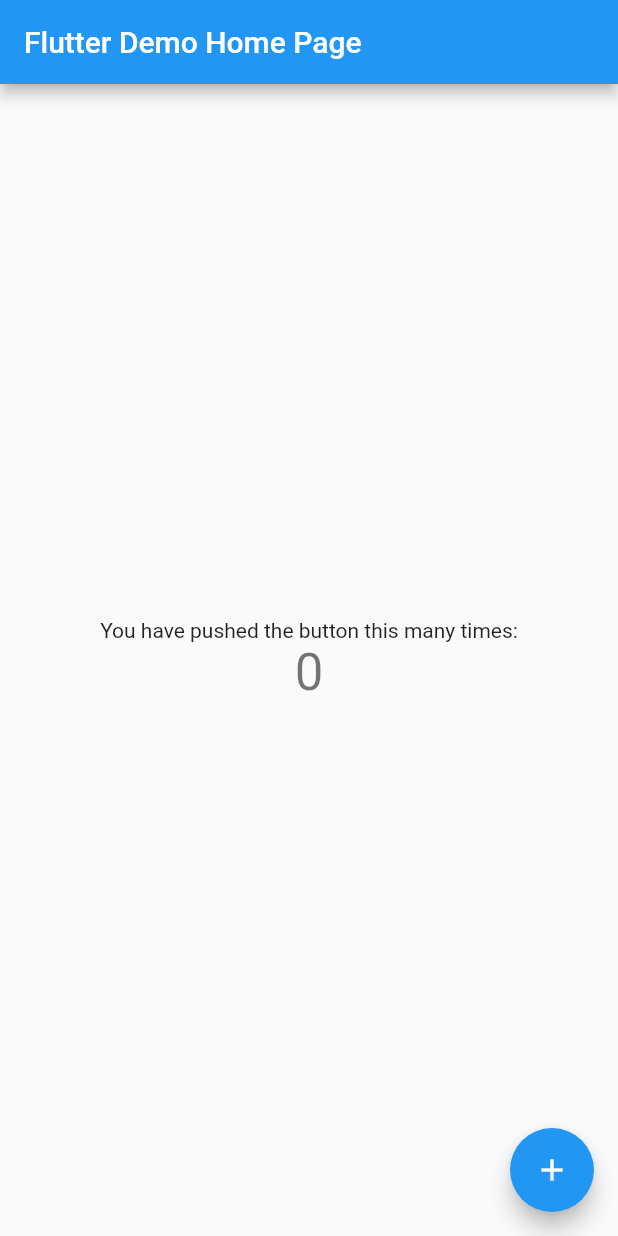
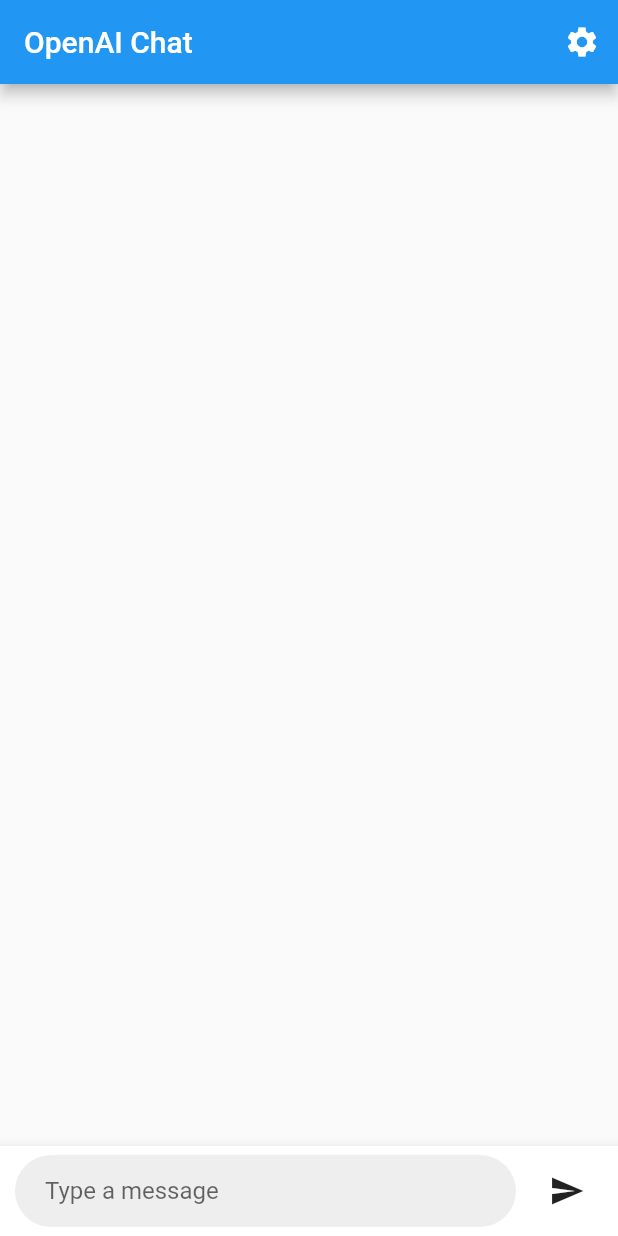
Before and after one commit to pjq/ChitChat, a Flutter app: the screen it shows after launch, on a phone screen of 412 x 824 dp. Run offline on Flutter 3.47's test engine with Material 2 defaults, Android fonts, the phone set to English and light mode, and no system bars; our stand-ins replace shared_preferences, velocity_x.

Commit message:
build the chat screens

```diff
--- /dev/null
+++ b/lib/LogUtils.dart
@@ -0,0 +1,26 @@
+class LogUtils {
+  static const String tag = 'OpenAIChat';
+
+  static void debug(String message) {
+    _log('D', message);
+  }
+
+  static void info(String message) {
+    _log('I', message);
+  }
+
+  static void warn(String message) {
+    _log('W', message);
+  }
+
+  static void error(String message) {
+    _log('E', message);
+  }
+
+  static void _log(String level, String message) {
+    final now = DateTime.now();
+    final timeString = '${now.hour}:${now.minute}:${now.second}.${now.millisecond}';
+    final fullMessage = '[$timeString][$tag][$level] $message';
+    print(fullMessage);
+  }
+}
--- /dev/null
+++ b/lib/chat_screen.dart
@@ -0,0 +1,93 @@
+import 'dart:async';
+import 'package:flutter/material.dart';
+import 'package:velocity_x/velocity_x.dart';
+import 'chatmessage.dart';
+import 'package:http/http.dart' as http;
+import 'dart:convert';
+
+class ChatScreen extends StatefulWidget {
+  const ChatScreen({
+    Key ? key
+  }): super(key: key);
+  @override
+  State < ChatScreen > createState() => _ChatScreenState();
+}
+class _ChatScreenState extends State < ChatScreen > {
+  // To get text from textfield I have create controller.
+  final TextEditingController _controller = TextEditingController();
+  // Create a list
+  final List < ChatMessage > _message = [];
+  // Api key - Please generate YOUR_API_KEY from here
+  // https://platform.openai.com/account/api-keys
+  // Replace with Your API-KEY
+  String apiKey = "";
+  Future < void > _sendMessage() async {
+    // Create Create ChatMessage Class object and pass the user input
+    ChatMessage message = ChatMessage(text: _controller.text, sender: "user");
+    // Refresh the page
+    setState(() {
+      _message.insert(0, message);
+    });
+    // clear the user input from text-field
+    _controller.clear();
+    // Call the generateText method and store result into response
+    final response = await generateText(message.text);
+    // Create Create ChatMessage Class object and pass the bot output
+    ChatMessage botMessage = ChatMessage(text: response.toString(), sender: "bot");
+    // Refresh the page
+    setState(() {
+      _message.insert(0, botMessage);
+    });
+  }
+  Future < String > generateText(String prompt) async {
+    // Here we have to create body based on the document
+    try {
+      Map < String, dynamic > requestBody = {
+        "model": "text-davinci-003",
+        "prompt": prompt,
+        "temperature": 0,
+        "max_tokens": 100,
+      };
+      // Post Api Url
+      var url = Uri.parse('https://api.openai.com/v1/completions');
+      //  use post method of http and pass url,headers and body according to documents
+      var response = await http.post(url, headers: {
+        "Content-Type": "application/json",
+        "Authorization": "Bearer $apiKey"
+      }, body: json.encode(requestBody)); // post call
+      // Checked we get the response or not
+      // if status code is 200 then Api Call is Successfully Executed
+      if (response.statusCode == 200) {
+        var responseJson = json.decode(response.body);
+        return responseJson["choices"][0]["text"];
+      } else {
+        return "Failed to generate text: ${response.body}";
+      }
+    } catch (e) {
+      return "Failed to generate text: $e";
+    }
+  }
+  //  This method is used for making bottom user input text-field and and send icon part
+  Widget _buidTextComposer() {
+    return Row(children: [
+      Expanded(child: TextField(controller: _controller, decoration: InputDecoration.collapsed(hintText: "Send a message"), ), ),
+      IconButton(onPressed: () {
+        _sendMessage();
+      }, icon: Icon(Icons.send))
+    ], ).px12();
+  }
+  @override
+  Widget build(BuildContext context) {
+    return Scaffold(
+      // App bar
+      appBar: AppBar(centerTitle: true, title: Text("ChatGPT App"), ),
+      // body
+      body: SafeArea(child: Column(children: [
+        Flexible(child: ListView.builder(padding: Vx.m8, reverse: true, itemBuilder: (context, index) {
+          return _message[index];
+        }, itemCount: _message.length, )),
+        Divider(height: 1, ),
+        Container(decoration: BoxDecoration(), child: _buidTextComposer(), )
+      ], ), ), );
+  }
+}
--- /dev/null
+++ b/lib/constants.dart
@@ -0,0 +1,12 @@
+class Constants {
+  static const String apiKeyKey = 'openai_api_key';
+  static const String promptStringKey = 'prompt_string';
+  static const String temperatureValueKey = 'temperature_value';
+  static const String continueConversationEnableKey =
+      'continue_conversation_enable';
+  static const String localCacheEnableKey = 'local_cache_enable';
+
+  static const double defaultTemperatureValue = 0.5;
+  static const bool defaultContinueConversationEnable = false;
+  static const bool defaultLocalCacheEnable = true;
+}
--- a/lib/main.dart
+++ b/lib/main.dart
@@ -1,33 +1,92 @@
+import 'package:flutter/material.dart';
+// import 'package:chatgpt_flutter/chat_screen.dart';
+import 'package:chatgpt_flutter/screens/chat_screen.dart';
+import 'package:flutter/material.dart';
+import 'package:chatgpt_flutter/screens/chat_screen.dart';
+import 'package:chatgpt_flutter/screens/settings_screen.dart';
+import 'package:chatgpt_flutter/settings.dart';
+import 'package:shared_preferences/shared_preferences.dart';
 import 'package:flutter/material.dart';
 
-void main() {
-  runApp(const MyApp());
+void main() async {
+  WidgetsFlutterBinding.ensureInitialized();
+
+  final prefs = await SharedPreferences.getInstance();
+  final settings = Settings(prefs: prefs);
+
+  runApp(MyApp(settings: settings));
 }
 
 class MyApp extends StatelessWidget {
-  const MyApp({super.key});
+  final Settings settings;
 
-  // This widget is the root of your application.
+  const MyApp({Key? key, required this.settings}) : super(key: key);
+
   @override
   Widget build(BuildContext context) {
     return MaterialApp(
-      title: 'Flutter Demo',
+      title: 'OpenAI Chat',
       theme: ThemeData(
-        // This is the theme of your application.
-        //
-        // Try running your application with "flutter run". You'll see the
-        // application has a blue toolbar. Then, without quitting the app, try
-        // changing the primarySwatch below to Colors.green and then invoke
-        // "hot reload" (press "r" in the console where you ran "flutter run",
-        // or simply save your changes to "hot reload" in a Flutter IDE).
-        // Notice that the counter didn't reset back to zero; the application
-        // is not restarted.
         primarySwatch: Colors.blue,
       ),
-      home: const MyHomePage(title: 'Flutter Demo Home Page'),
+      initialRoute: '/',
+      routes: {
+        '/': (context) => ChatScreen(settings: settings),
+        '/settings': (context) => SettingsScreen(prefs: settings.prefs),
+      },
     );
   }
 }
+
+
+// void main() {
+//   SharedPreferences.getInstance().then((prefs) {
+//     runApp(MyApp(prefs: prefs));
+//   });
+// }
+//
+// class MyApp extends StatelessWidget {
+//   final SharedPreferences prefs;
+//
+//   const MyApp({Key? key, required this.prefs}) : super(key: key);
+//
+//   @override
+//   Widget build(BuildContext context) {
+//     return MaterialApp(
+//       title: 'OpenAI Chat',
+//       theme: ThemeData(
+//         primarySwatch: Colors.blue,
+//       ),
+//       initialRoute: '/',
+//       routes: {
+//         '/': (context) => ChatScreen(),
+//         '/settings': (context) => SettingsScreen(prefs: prefs),
+//       },
+//     );
+//   }
+// }
+
+// void main() {
+//   runApp(const MyApp());
+// }
+
+// class MyApp extends StatelessWidget {
+//   const MyApp({super.key});
+//
+//   // This widget is the root of your application.
+//   @override
+//   Widget build(BuildContext context) {
+//     return MaterialApp(
+//       // Disable debug banner
+//       debugShowCheckedModeBanner: false,
+//       // set title name
+//       title: 'ChatGPT App',
+//       // select theme
+//       theme: ThemeData(primarySwatch: Colors.green, ),
+//       // Here we are calling a Screen named ChatScreen
+//       home: ChatScreen(settings: null), );
+//   }
+// }
 
 class MyHomePage extends StatefulWidget {
   const MyHomePage({super.key, required this.title});
--- /dev/null
+++ b/lib/models/chat_message.dart
@@ -0,0 +1,55 @@
+import 'dart:convert';
+import 'package:shared_preferences/shared_preferences.dart';
+
+class ChatMessage {
+  String role;
+  String content;
+
+  ChatMessage({required this.role, required this.content});
+
+  ChatMessage.fromJson(Map<String, dynamic> json)
+      : role = json['role'],
+        content = json['content'];
+
+  Map<String, dynamic> toJson() => {
+    'role': role,
+    'content': content,
+  };
+}
+
+class ChatHistory {
+  SharedPreferences _prefs;
+  List<ChatMessage> _messages;
+
+  ChatHistory({required SharedPreferences prefs})
+      : _prefs = prefs,
+        _messages = _loadHistory(prefs);
+
+  List<ChatMessage> get messages => List.unmodifiable(_messages);
+
+  void addMessage(ChatMessage message) {
+    _messages.add(message);
+    _saveHistory();
+  }
+
+  static List<ChatMessage> _loadHistory(SharedPreferences prefs) {
+    final String? json = prefs.getString('chat_history');
+    if (json == null) {
+      return [];
+    }
+
+    final List<dynamic> data = jsonDecode(json);
+    final List<ChatMessage> messages = data
+        .map((item) => ChatMessage.fromJson(item))
+        .toList(growable: false);
+
+    return messages;
+  }
+
+  void _saveHistory() {
+    final List<Map<String, dynamic>> data =
+    _messages.map((message) => message.toJson()).toList(growable: false);
+    final String json = jsonEncode(data);
+    _prefs.setStringList('chat_history', [json]);
+  }
+}
--- /dev/null
+++ b/lib/screens/chat_screen.dart
@@ -0,0 +1,180 @@
+import 'dart:convert';
+
+import 'package:chatgpt_flutter/LogUtils.dart';
+import 'package:flutter/material.dart';
+import 'package:chatgpt_flutter/constants.dart';
+import 'package:chatgpt_flutter/settings.dart';
+import 'package:chatgpt_flutter/models/chat_message.dart';
+import 'package:chatgpt_flutter/models/chat_message.dart';
+import 'package:chatgpt_flutter/services/chat_service.dart';
+import 'package:shared_preferences/shared_preferences.dart';
+
+class ChatScreen extends StatefulWidget {
+  const ChatScreen({Key? key, Settings? settings}) : super(key: key);
+
+  @override
+  _ChatScreenState createState() => _ChatScreenState();
+}
+
+class _ChatScreenState extends State<ChatScreen> {
+  final TextEditingController _controller = TextEditingController();
+  final List<ChatMessage> _messages = [];
+  bool _isLoading = false;
+  ChatService? _chatService;
+  Settings? _settings;
+  ChatHistory? _history;
+
+  @override
+  void initState() {
+    super.initState();
+    SharedPreferences.getInstance().then((prefs) {
+      _settings = Settings(prefs: prefs);
+      _chatService = ChatService(apiKey: _settings!.openaiApiKey);
+      _history = ChatHistory(prefs: prefs);
+      _messages.addAll(_history!.messages);
+    });
+  }
+
+  void _sendMessage(String text) async {
+    if (text.isEmpty) {
+      return;
+    }
+
+    setState(() {
+      _isLoading = true;
+    });
+
+    final message = ChatMessage(role: 'user', content: text);
+    _messages.add(message);
+    _controller.clear();
+
+    try {
+      final response = await _chatService!.getCompletion(
+          '${_settings!.promptString}\n${_getChatHistory()}\n${message.content}\n');
+      final completion = response['choices'][0]['message']['content'];
+      LogUtils.error(completion);
+
+      setState(() {
+        _isLoading = false;
+        final message = ChatMessage(role: 'assistant', content: completion);
+        _messages.add(message);
+        _history?.addMessage(message);
+      });
+
+    } catch (e) {
+      LogUtils.error(e.toString());
+      setState(() {
+        _isLoading = false;
+      });
+      ScaffoldMessenger.of(context).showSnackBar(
+        SnackBar(
+          content: Text('Failed to send message'),
+        ),
+      );
+    }
+  }
+
+  String _getChatHistory() {
+    final history = _messages
+        .where((message) => message.role == 'user')
+        .map((message) => message.content.trim())
+        .join('\n');
+
+    return _settings!.continueConversationEnable ? history : '';
+  }
+
+  Widget _buildLoadingIndicator() {
+    return Positioned(
+      bottom: 10,
+      right: 10,
+      child: SizedBox(
+        width: 20,
+        height: 20,
+        child: CircularProgressIndicator(
+          strokeWidth: 2,
+        ),
+      ),
+    );
+  }
+
+  Widget _buildChatMessage(ChatMessage message) {
+    return Container(
+      padding: const EdgeInsets.symmetric(horizontal: 10, vertical: 5),
+      margin: const EdgeInsets.symmetric(vertical: 5),
+      decoration: BoxDecoration(
+        color: message.role == 'user' ? Colors.blue : Colors.grey[200],
+        borderRadius: BorderRadius.circular(10),
+      ),
+      child: Text(
+        message.content,
+        style: TextStyle(
+          color: message.role == 'user' ? Colors.white : Colors.black,
+        ),
+      ),
+    );
+  }
+
+  @override
+  Widget build(BuildContext context) {
+    return Scaffold(
+      appBar: AppBar(
+        title: Text('OpenAI Chat'),
+        actions: [
+          IconButton(
+            icon: Icon(Icons.settings),
+            onPressed: () {
+              Navigator.pushNamed(context, '/settings');
+            },
+          ),
+        ],
+      ),
+      body: Stack(
+        children: [
+          ListView.builder(
+            itemCount: _messages.length,
+            itemBuilder: (context, index) {
+              final message = _messages[index];
+              return _buildChatMessage(message);
+            },
+          ),
+          if (_isLoading) _buildLoadingIndicator(),
+        ],
+      ),
+      bottomNavigationBar: BottomAppBar(
+        child: Container(
+          height: 60,
+          padding: const EdgeInsets.symmetric(horizontal: 10),
+          child: Row(
+            children: [
+              Expanded(
+                child: TextField(
+                  controller: _controller,
+                  decoration: InputDecoration(
+                    hintText: 'Type a message',
+                    border: OutlineInputBorder(
+                      borderRadius: BorderRadius.circular(30),
+                      borderSide: BorderSide.none,
+                    ),
+                    filled: true,
+                    fillColor: Colors.grey[200],
+                    contentPadding: const EdgeInsets.symmetric(
+                      horizontal: 20,
+                      vertical: 5,
+                    ),
+                  ),
+                  textInputAction: TextInputAction.send,
+                  onSubmitted: _sendMessage,
+                ),
+              ),
+              SizedBox(width: 10),
+              IconButton(
+                icon: Icon(Icons.send),
+                onPressed: () => _sendMessage(_controller.text),
+              ),
+            ],
+          ),
+        ),
+      ),
+    );
+  }
+}
--- /dev/null
+++ b/lib/services/chat_service.dart
@@ -0,0 +1,33 @@
+import 'dart:convert';
+import 'package:chatgpt_flutter/LogUtils.dart';
+import 'package:http/http.dart' as http;
+
+class ChatService {
+  final String apiKey;
+
+  ChatService({required this.apiKey});
+
+  Future<Map<String, dynamic>> getCompletion(String prompt) async {
+    LogUtils.info("getCompletion");
+    final response = await http.post(
+      Uri.parse('https://api.openai.com/v1/chat/completions'),
+      headers: {
+        'Content-Type': 'application/json',
+        'Authorization': 'Bearer $apiKey',
+      },
+      body: jsonEncode(
+        {
+          "model": "gpt-3.5-turbo",
+          "messages": [{"role": "user", "content": prompt}]
+        }
+      ),
+    );
+
+    LogUtils.info(response.body);
+    if (response.statusCode == 200) {
+      return jsonDecode(response.body);
+    } else {
+      throw Exception('Failed to load response');
+    }
+  }
+}
--- /dev/null
+++ b/lib/settings.dart
@@ -0,0 +1,37 @@
+import 'package:flutter/material.dart';
+import 'package:shared_preferences/shared_preferences.dart';
+import 'package:chatgpt_flutter/constants.dart';
+
+class Settings {
+  final SharedPreferences prefs;
+
+  Settings({required this.prefs});
+
+  String get openaiApiKey => prefs.getString(Constants.apiKeyKey) ?? '';
+
+  set openaiApiKey(String value) {
+    prefs.setString(Constants.apiKeyKey, value);
+  }
+
+  String get promptString => prefs.getString(Constants.promptStringKey) ?? '';
+
+  set promptString(String value) {
+    prefs.setString(Constants.promptStringKey, value);
+  }
+
+  double get temperatureValue =>
+      prefs.getDouble(Constants.temperatureValueKey) ??
+          Constants.defaultTemperatureValue;
+
+  set temperatureValue(double value) {
+    prefs.setDouble(Constants.temperatureValueKey, value);
+  }
+
+  bool get continueConversationEnable =>
+      prefs.getBool(Constants.continueConversationEnableKey) ??
+          Constants.defaultContinueConversationEnable;
+
+  set continueConversationEnable(bool value) {
+    prefs.setBool(Constants.continueConversationEnableKey, value);
+  }
+}
--- /dev/null
+++ b/lib/ui/main.dart
@@ -0,0 +1,31 @@
+import 'package:flutter/material.dart';
+import 'package:chatgpt_flutter/screens/chat_screen.dart';
+import 'package:chatgpt_flutter/screens/settings_screen.dart';
+import 'package:shared_preferences/shared_preferences.dart';
+
+void main() {
+  SharedPreferences.getInstance().then((prefs) {
+    runApp(MyApp(prefs: prefs));
+  });
+}
+
+class MyApp extends StatelessWidget {
+  final SharedPreferences prefs;
+
+  const MyApp({Key? key, required this.prefs}) : super(key: key);
+
+  @override
+  Widget build(BuildContext context) {
+    return MaterialApp(
+      title: 'OpenAI Chat',
+      theme: ThemeData(
+        primarySwatch: Colors.blue,
+      ),
+      initialRoute: '/',
+      routes: {
+        '/': (context) => ChatScreen(),
+        '/settings': (context) => SettingsScreen(prefs: prefs),
+      },
+    );
+  }
+}
```
Also changed, not shown: lib/chatmessage.dart (added, +21 -0 lines), lib/screens/settings_screen.dart (added, +121 -0 lines), pubspec.yaml (+10 -0 lines), pubspec.lock, 8 other files.
